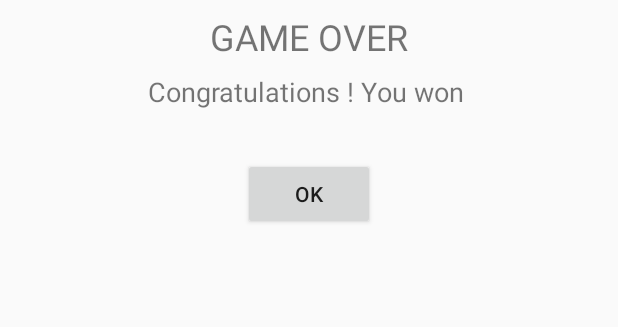
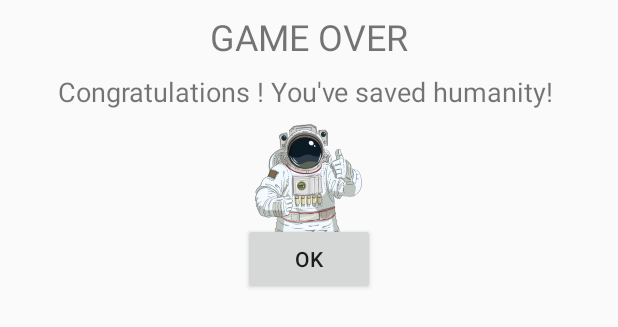
Before and after one commit to dbasri12/CMPT276-Mineseeker, an Android app: the layout popup_congrats.xml on its own in the app's theme, with its tools: preview values and no code run, on a phone screen of 412 x 824 dp. Shown: the top 327 px of the screen. Run offline under Robolectric (Android 15) with nearby library versions, the phone set to English and light mode, and no system bars; Roboto replaces fonts that are not available here.

Commit message:
bug fixes when welcome screen skipped , add picture to congrats windows

```diff
--- a/app/src/main/res/layout/popup_congrats.xml
+++ b/app/src/main/res/layout/popup_congrats.xml
@@ -5,6 +5,16 @@
     android:layout_width="match_parent"
     android:layout_height="match_parent"
     tools:context=".popCongrats">
+
+    <ImageView
+        android:id="@+id/imageView2"
+        android:layout_width="404dp"
+        android:layout_height="76dp"
+        android:layout_marginTop="8dp"
+        android:src="@drawable/astronaut_goodjob"
+        app:layout_constraintEnd_toEndOf="parent"
+        app:layout_constraintStart_toStartOf="parent"
+        app:layout_constraintTop_toBottomOf="@+id/textView2" />
 
     <TextView
         android:id="@+id/textGameOver"
@@ -22,7 +32,7 @@
         android:layout_width="wrap_content"
         android:layout_height="wrap_content"
         android:layout_marginTop="8dp"
-        android:text="Congratulations ! You won "
+        android:text="Congratulations ! You've saved humanity! "
         android:textSize="18sp"
         app:layout_constraintEnd_toEndOf="parent"
         app:layout_constraintStart_toStartOf="parent"
@@ -32,9 +42,10 @@
         android:id="@+id/buttonOK"
         android:layout_width="wrap_content"
         android:layout_height="wrap_content"
-        android:layout_marginTop="32dp"
+        android:layout_marginTop="75dp"
         android:text="OK"
         app:layout_constraintEnd_toEndOf="parent"
+        app:layout_constraintHorizontal_bias="0.499"
         app:layout_constraintStart_toStartOf="parent"
         app:layout_constraintTop_toBottomOf="@+id/textView2" />
 </androidx.constraintlayout.widget.ConstraintLayout>
```
Also changed, not shown: app/src/main/java/cmpt276/as1/mineseeker/MainActivity.java (+10 -6 lines), app/src/main/res/drawable/astronaut_goodjob.png (added).
